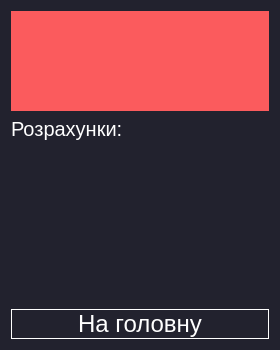
This is resultViushka2Label.ui in NonExistentUsername/proctica as Qt 5 draws it before an edit. The edited form follows.
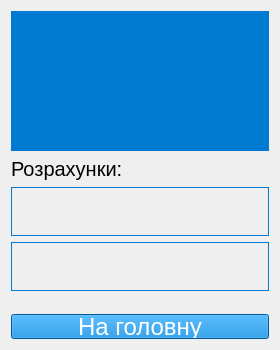
This is the edited form. Icons and pictures are not drawn.

Commit message: update ui , new colors, new icons

Patch:
```diff
--- a/resultViushka2Label.ui
+++ b/resultViushka2Label.ui
@@ -14,20 +14,20 @@
    <string>Form</string>
   </property>
   <property name="styleSheet">
-   <string notr="true">background:#22222e;
-</string>
+   <string notr="true"/>
   </property>
-  <layout class="QVBoxLayout" name="verticalLayout_2">
-   <item>
+  <layout class="QGridLayout" name="gridLayout">
+   <item row="0" column="0">
     <widget class="QLabel" name="label_2">
      <property name="minimumSize">
       <size>
        <width>0</width>
-       <height>100</height>
+       <height>140</height>
       </size>
      </property>
      <property name="styleSheet">
-      <string notr="true">background-color: rgb(251, 91, 93);</string>
+      <string notr="true">background-color:#007bd1;
+</string>
      </property>
      <property name="text">
       <string/>
@@ -49,7 +49,7 @@
      </property>
     </widget>
    </item>
-   <item>
+   <item row="1" column="0">
     <widget class="QLabel" name="label">
      <property name="font">
       <font>
@@ -57,14 +57,14 @@
       </font>
      </property>
      <property name="styleSheet">
-      <string notr="true">color:white;</string>
+      <string notr="true"/>
      </property>
      <property name="text">
       <string>Розрахунки:</string>
      </property>
     </widget>
    </item>
-   <item>
+   <item row="2" column="0">
     <widget class="QLabel" name="input_one">
      <property name="font">
       <font>
@@ -72,14 +72,15 @@
       </font>
      </property>
      <property name="styleSheet">
-      <string notr="true">color:white</string>
+      <string notr="true">border:1px solid #007bd1;
+</string>
      </property>
      <property name="text">
       <string>&lt;html&gt;&lt;head/&gt;&lt;body&gt;&lt;p&gt;&lt;br/&gt;&lt;/p&gt;&lt;/body&gt;&lt;/html&gt;</string>
      </property>
     </widget>
    </item>
-   <item>
+   <item row="3" column="0">
     <widget class="QLabel" name="input_two">
      <property name="font">
       <font>
@@ -87,14 +88,15 @@
       </font>
      </property>
      <property name="styleSheet">
-      <string notr="true">color:white</string>
+      <string notr="true">border:1px solid #007bd1;
+</string>
      </property>
      <property name="text">
       <string>&lt;html&gt;&lt;head/&gt;&lt;body&gt;&lt;p&gt;&lt;br/&gt;&lt;/p&gt;&lt;/body&gt;&lt;/html&gt;</string>
      </property>
     </widget>
    </item>
-   <item>
+   <item row="4" column="0">
     <layout class="QVBoxLayout" name="verticalLayout">
      <item>
       <spacer name="verticalSpacer">
@@ -126,9 +128,8 @@
        </property>
        <property name="styleSheet">
         <string notr="true">color: white;
-background:#22222e;
-border:1px solid white;
-border-radius:30;</string>
+background:#007bd1;
+</string>
        </property>
        <property name="text">
         <string>На головну</string>
@@ -138,6 +139,30 @@
     </layout>
    </item>
   </layout>
+  <widget class="QLabel" name="label_4">
+   <property name="geometry">
+    <rect>
+     <x>70</x>
+     <y>20</y>
+     <width>141</width>
+     <height>111</height>
+    </rect>
+   </property>
+   <property name="text">
+    <string/>
+   </property>
+   <property name="pixmap">
+    <pixmap>maths.png</pixmap>
+   </property>
+   <property name="scaledContents">
+    <bool>true</bool>
+   </property>
+  </widget>
+  <zorder>label_2</zorder>
+  <zorder>label_4</zorder>
+  <zorder>label</zorder>
+  <zorder>input_one</zorder>
+  <zorder>input_two</zorder>
  </widget>
  <resources/>
  <connections/>
```
The commit also changes 20 other files.
